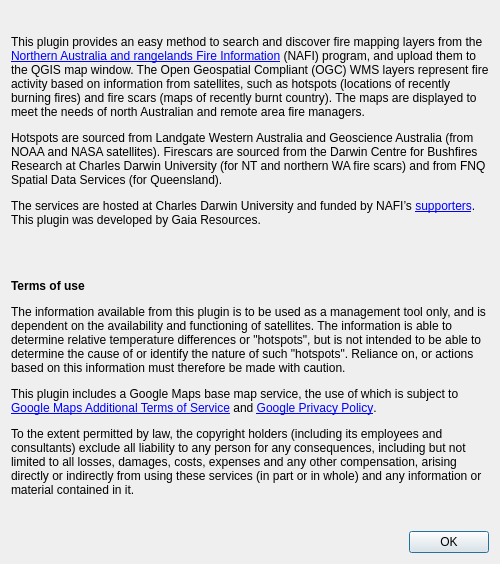
First picture: the form in nafi/src/nafi_about_dialog_base.ui, repository nafi-org/nafi-qgis, before the edit.
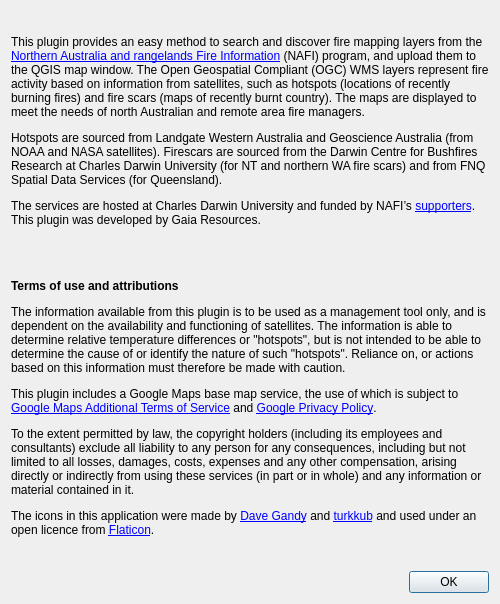
Second picture: the form after the edit. Icons and pictures are not drawn.

Commit message: use fire icon to indicate when WmsItem has been added to map

```diff
--- a/nafi/src/nafi_about_dialog_base.ui
+++ b/nafi/src/nafi_about_dialog_base.ui
@@ -57,7 +57,7 @@
         </sizepolicy>
        </property>
        <property name="text">
-        <string>&lt;html&gt;&lt;head/&gt;&lt;body&gt;&lt;p&gt;This plugin provides an easy method to search and discover fire mapping layers from the &lt;a href=&quot;https://firenorth.org.au&quot;&gt;&lt;span style=&quot; text-decoration: underline; color:#0000ff;&quot;&gt;Northern Australia and rangelands Fire Information&lt;/span&gt;&lt;/a&gt; (NAFI) program, and upload them to the QGIS map window. The Open Geospatial Compliant (OGC) WMS layers represent fire activity based on information from satellites, such as hotspots (locations of recently burning fires) and fire scars (maps of recently burnt country). The maps are displayed to meet the needs of north Australian and remote area fire managers.&lt;/p&gt;&lt;p&gt;Hotspots are sourced from Landgate Western Australia and Geoscience Australia (from NOAA and NASA satellites). Firescars are sourced from the Darwin Centre for Bushfires Research at Charles Darwin University (for NT and northern WA fire scars) and from FNQ Spatial Data Services (for Queensland).&lt;/p&gt;&lt;p&gt;The services are hosted at Charles Darwin University and funded by NAFI’s &lt;a href=&quot;https://firenorth.org.au/nafi3/views/about/supporters.htm&quot;&gt;&lt;span style=&quot; text-decoration: underline; color:#0000ff;&quot;&gt;supporters&lt;/span&gt;&lt;/a&gt;. This plugin was developed by Gaia Resources.&lt;/p&gt;&lt;p&gt;&lt;br/&gt;&lt;/p&gt;&lt;p&gt;&lt;span style=&quot; font-weight:600;&quot;&gt;Terms of use&lt;/span&gt;&lt;/p&gt;&lt;p&gt;The information available from this plugin is to be used as a management tool only, and is dependent on the availability and functioning of satellites. The information is able to determine relative temperature differences or &amp;quot;hotspots&amp;quot;, but is not intended to be able to determine the cause of or identify the nature of such &amp;quot;hotspots&amp;quot;. Reliance on, or actions based on this information must therefore be made with caution.&lt;/p&gt;&lt;p&gt;This plugin includes a Google Maps base map service, the use of which is subject to &lt;a href=&quot;https://maps.google.com/help/terms_maps/&quot;&gt;&lt;span style=&quot; text-decoration: underline; color:#0000ff;&quot;&gt;Google Maps Additional Terms of Service&lt;/span&gt;&lt;/a&gt; and &lt;a href=&quot;https://www.google.com/policies/privacy/&quot;&gt;&lt;span style=&quot; text-decoration: underline; color:#0000ff;&quot;&gt;Google Privacy Policy&lt;/span&gt;&lt;/a&gt;.&lt;/p&gt;&lt;p&gt;To the extent permitted by law, the copyright holders (including its employees and consultants) exclude all liability to any person for any consequences, including but not limited to all losses, damages, costs, expenses and any other compensation, arising directly or indirectly from using these services (in part or in whole) and any information or material contained in it.&lt;/p&gt;&lt;/body&gt;&lt;/html&gt;</string>
+        <string>&lt;html&gt;&lt;head/&gt;&lt;body&gt;&lt;p&gt;This plugin provides an easy method to search and discover fire mapping layers from the &lt;a href=&quot;https://firenorth.org.au&quot;&gt;&lt;span style=&quot; text-decoration: underline; color:#0000ff;&quot;&gt;Northern Australia and rangelands Fire Information&lt;/span&gt;&lt;/a&gt; (NAFI) program, and upload them to the QGIS map window. The Open Geospatial Compliant (OGC) WMS layers represent fire activity based on information from satellites, such as hotspots (locations of recently burning fires) and fire scars (maps of recently burnt country). The maps are displayed to meet the needs of north Australian and remote area fire managers.&lt;/p&gt;&lt;p&gt;Hotspots are sourced from Landgate Western Australia and Geoscience Australia (from NOAA and NASA satellites). Firescars are sourced from the Darwin Centre for Bushfires Research at Charles Darwin University (for NT and northern WA fire scars) and from FNQ Spatial Data Services (for Queensland).&lt;/p&gt;&lt;p&gt;The services are hosted at Charles Darwin University and funded by NAFI’s &lt;a href=&quot;https://firenorth.org.au/nafi3/views/about/supporters.htm&quot;&gt;&lt;span style=&quot; text-decoration: underline; color:#0000ff;&quot;&gt;supporters&lt;/span&gt;&lt;/a&gt;. This plugin was developed by Gaia Resources.&lt;/p&gt;&lt;p&gt;&lt;br/&gt;&lt;/p&gt;&lt;p&gt;&lt;span style=&quot; font-weight:600;&quot;&gt;Terms of use and attributions&lt;/span&gt;&lt;/p&gt;&lt;p&gt;The information available from this plugin is to be used as a management tool only, and is dependent on the availability and functioning of satellites. The information is able to determine relative temperature differences or &amp;quot;hotspots&amp;quot;, but is not intended to be able to determine the cause of or identify the nature of such &amp;quot;hotspots&amp;quot;. Reliance on, or actions based on this information must therefore be made with caution.&lt;/p&gt;&lt;p&gt;This plugin includes a Google Maps base map service, the use of which is subject to &lt;a href=&quot;https://maps.google.com/help/terms_maps/&quot;&gt;&lt;span style=&quot; text-decoration: underline; color:#0000ff;&quot;&gt;Google Maps Additional Terms of Service&lt;/span&gt;&lt;/a&gt; and &lt;a href=&quot;https://www.google.com/policies/privacy/&quot;&gt;&lt;span style=&quot; text-decoration: underline; color:#0000ff;&quot;&gt;Google Privacy Policy&lt;/span&gt;&lt;/a&gt;.&lt;/p&gt;&lt;p&gt;To the extent permitted by law, the copyright holders (including its employees and consultants) exclude all liability to any person for any consequences, including but not limited to all losses, damages, costs, expenses and any other compensation, arising directly or indirectly from using these services (in part or in whole) and any information or material contained in it.&lt;/p&gt;&lt;p&gt;The icons in this application were made by &lt;a href=&quot;https://www.flaticon.com/authors/dave-gandy&quot;&gt;&lt;span style=&quot; text-decoration: underline; color:#0000ff;&quot;&gt;Dave Gandy&lt;/span&gt;&lt;/a&gt; and &lt;a href=&quot;https://www.flaticon.com/authors/turkkub&quot;&gt;&lt;span style=&quot; text-decoration: underline; color:#0000ff;&quot;&gt;turkkub&lt;/span&gt;&lt;/a&gt; and used under an open licence from &lt;a href=&quot;https://www.flaticon.com&quot;&gt;&lt;span style=&quot; text-decoration: underline; color:#0000ff;&quot;&gt;Flaticon&lt;/span&gt;&lt;/a&gt;.&lt;/p&gt;&lt;/body&gt;&lt;/html&gt;</string>
        </property>
        <property name="textFormat">
         <enum>Qt::RichText</enum>
```
Left out of the diff: 2 changed lines with no effect on the pictures. The commit also changes 9 other files.
